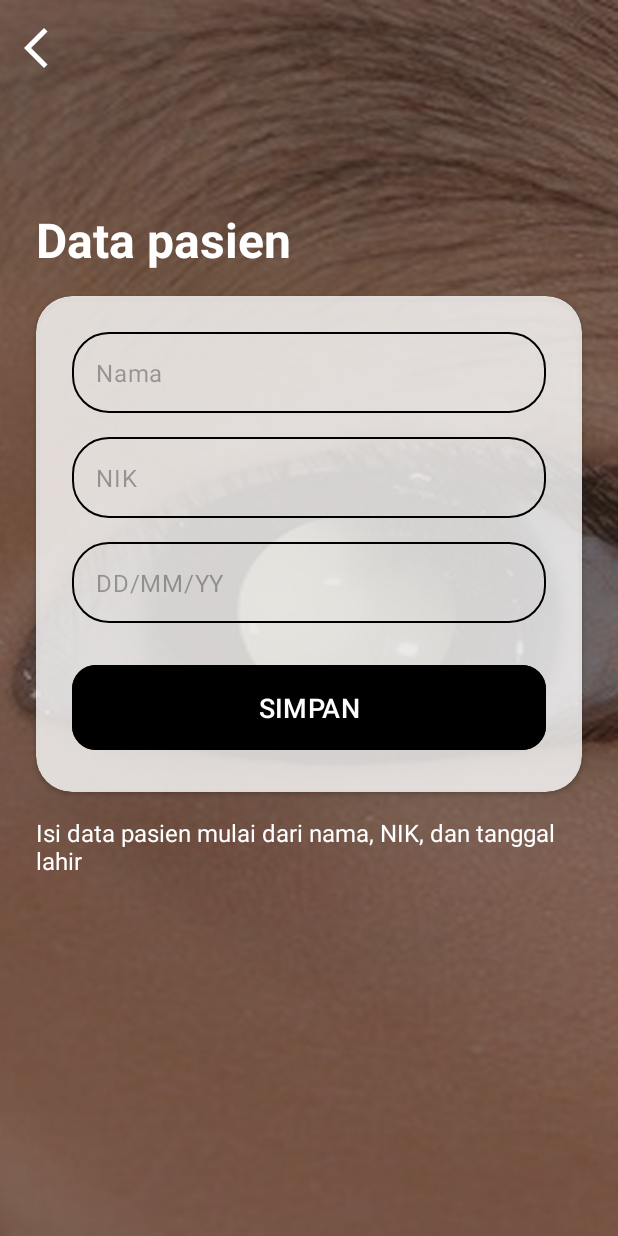
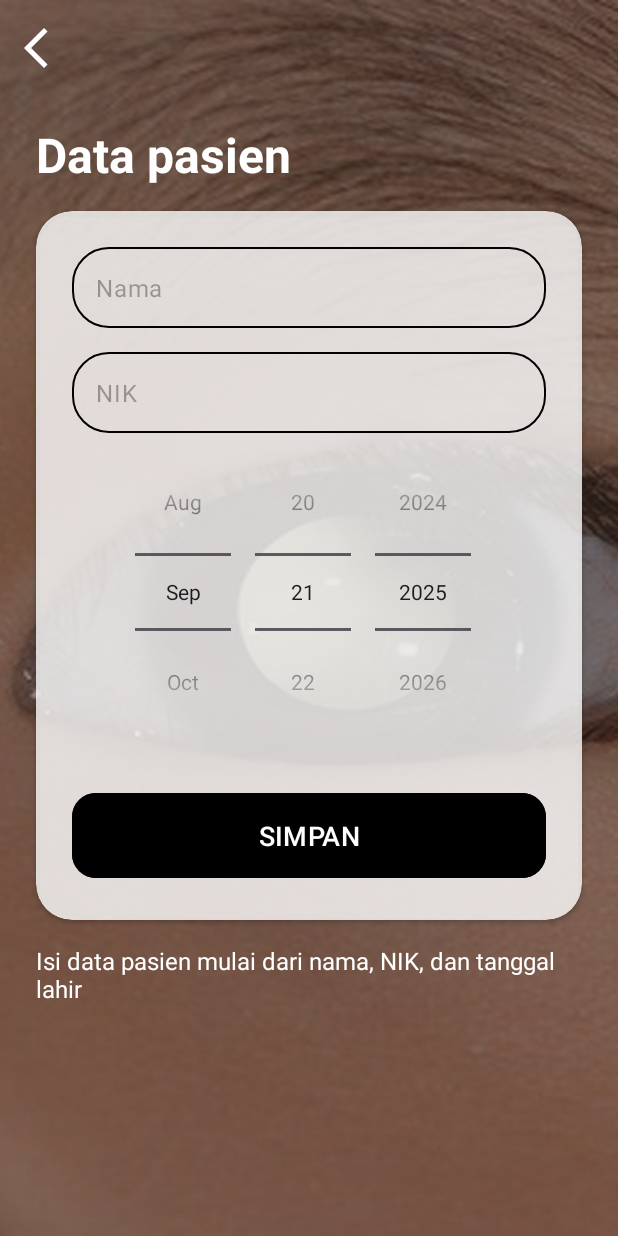
Before and after one commit to AMMAR839/RB_AID, an Android app: the DataPasienActivity screen opened directly, with no data from a screen before it, on a phone screen of 412 x 824 dp. Run offline under Robolectric (Android 15) with nearby library versions, the phone set to English and light mode, and no system bars.

Commit message:
Ganti nama works, progress data pasien

```diff
--- a/app/build.gradle.kts
+++ b/app/build.gradle.kts
@@ -41,6 +41,8 @@ android {
 }
 
 dependencies {
+    implementation(libs.firebase.database)
+    implementation(libs.firebase.firestore)
     val camerax_version = "1.3.4"
     implementation(platform("com.google.firebase:firebase-bom:34.1.0"))
     implementation("com.google.firebase:firebase-analytics")
--- a/app/src/main/java/com/example/app_rb_aid/BuatAkunActivity.kt
+++ b/app/src/main/java/com/example/app_rb_aid/BuatAkunActivity.kt
@@ -6,8 +6,6 @@ import android.util.Patterns
 import android.widget.Toast
 import androidx.activity.enableEdgeToEdge
 import androidx.appcompat.app.AppCompatActivity
-import androidx.core.view.ViewCompat
-import androidx.core.view.WindowInsetsCompat
 import com.example.app_rb_aid.databinding.ActivityBuatAkunBinding
 import com.google.firebase.auth.FirebaseAuth
 import com.google.firebase.firestore.FirebaseFirestore
--- a/app/src/main/res/layout/activity_data_pasien.xml
+++ b/app/src/main/res/layout/activity_data_pasien.xml
@@ -80,22 +80,18 @@
                     android:background="@drawable/rounded2"/>
             </com.google.android.material.textfield.TextInputLayout>
 
-            <com.google.android.material.textfield.TextInputLayout
-                android:layout_width="match_parent"
+            <DatePicker
+                android:id="@+id/datePicker"
+                android:layout_gravity="center"
+                android:layout_width="wrap_content"
                 android:layout_height="wrap_content"
-                android:layout_marginTop="16dp"
-                app:boxBackgroundMode="none"
-                app:hintEnabled="false">
+                android:calendarViewShown="false"
+                android:datePickerMode="spinner"
+                app:layout_constraintBottom_toBottomOf="parent"
+                app:layout_constraintEnd_toEndOf="parent"
+                app:layout_constraintStart_toStartOf="parent"
+                app:layout_constraintTop_toTopOf="parent" />
 
-                <com.google.android.material.textfield.TextInputEditText
-                    android:layout_width="match_parent"
-                    android:layout_height="wrap_content"
-                    android:drawablePadding="8dp"
-                    android:hint="DD/MM/YY"
-                    android:padding="16dp"
-                    android:inputType="date"
-                    android:background="@drawable/rounded2"/>
-            </com.google.android.material.textfield.TextInputLayout>
 
             <com.google.android.material.button.MaterialButton
                 android:id="@+id/button_simpan"
--- a/app/src/main/res/layout/activity_ganti_nama.xml
+++ b/app/src/main/res/layout/activity_ganti_nama.xml
@@ -42,9 +42,9 @@
                 android:layout_width="wrap_content"
                 android:layout_height="wrap_content">
                 <TextView
+                    android:id="@+id/txt_nama_sekarang"
                     android:layout_width="wrap_content"
                     android:layout_height="wrap_content"
-                    android:text="@string/nama_sekarang"
                     android:textSize="25sp"
                     android:paddingStart="15dp"
                     android:paddingEnd="0dp">
--- a/gradle/libs.versions.toml
+++ b/gradle/libs.versions.toml
@@ -16,6 +16,7 @@ credentials = "1.5.0"
 credentialsPlayServicesAuth = "1.5.0"
 googleid = "1.1.1"
 firebaseFirestore = "26.0.1"
+firebaseDatabase = "22.0.1"
 
 [libraries]
 androidx-core-ktx = { group = "androidx.core", name = "core-ktx", version.ref = "coreKtx" }
@@ -33,6 +34,7 @@ androidx-credentials = { group = "androidx.credentials", name = "credentials", v
 androidx-credentials-play-services-auth = { group = "androidx.credentials", name = "credentials-play-services-auth", version.ref = "credentialsPlayServicesAuth" }
 googleid = { group = "com.google.android.libraries.identity.googleid", name = "googleid", version.ref = "googleid" }
 firebase-firestore = { group = "com.google.firebase", name = "firebase-firestore", version.ref = "firebaseFirestore" }
+firebase-database = { group = "com.google.firebase", name = "firebase-database", version.ref = "firebaseDatabase" }
 
 [plugins]
 android-application = { id = "com.android.application", version.ref = "agp" }
```
Also changed, not shown: app/src/main/java/com/example/app_rb_aid/GantiNamaActivity.kt (+59 -4 lines).
